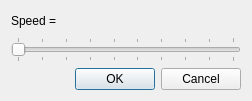
Before: the Qt Designer form SpeedDlg.ui in congchenutd/teamradarmobile, drawn with Qt 5.
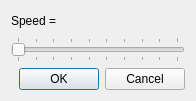
After: the same form once the commit is applied.

Diff of the .ui file:
```diff
--- a/SpeedDlg.ui
+++ b/SpeedDlg.ui
@@ -6,7 +6,7 @@
    <rect>
     <x>0</x>
     <y>0</y>
-    <width>252</width>
+    <width>196</width>
     <height>101</height>
    </rect>
   </property>
```
